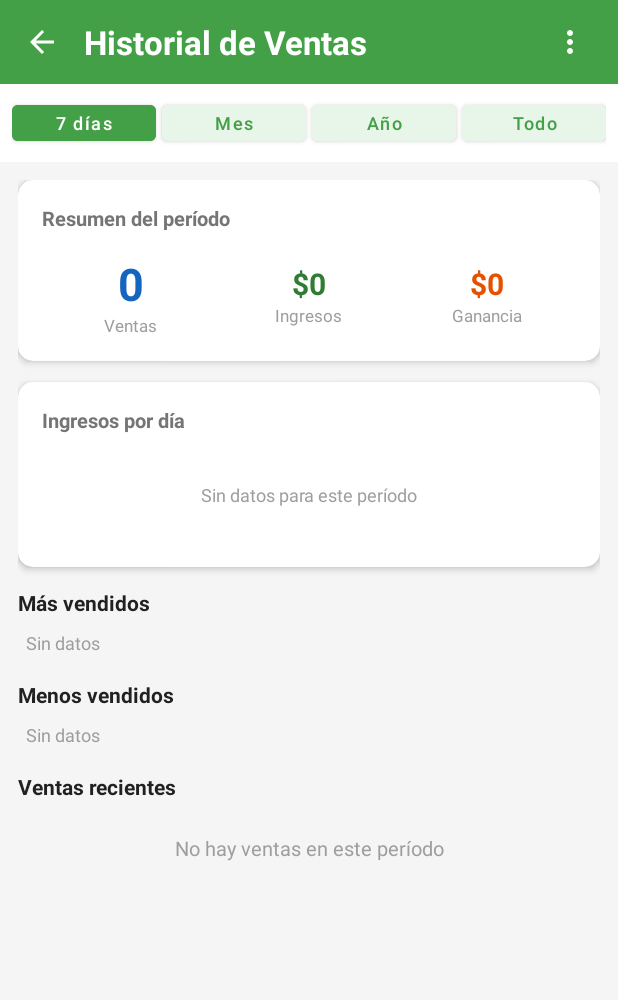
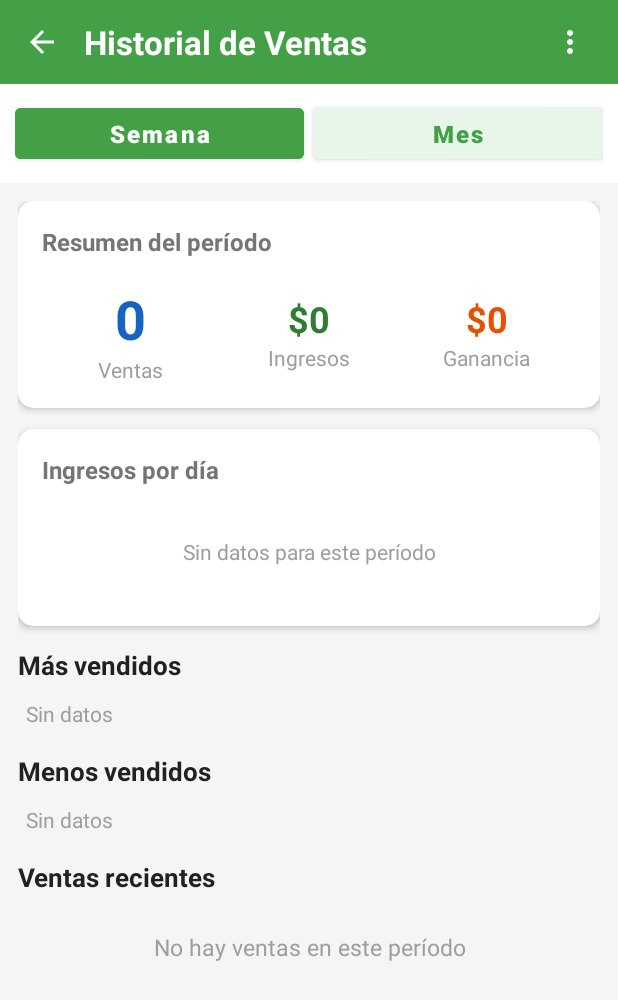
Before and after one commit to ElGeramaster/InventarioAPP, an Android app: the HistorialVentasActivity screen opened directly, with no data from a screen before it, on a phone screen of 412 x 824 dp. Shown: the top 1000 px of the screen. Run offline under Robolectric (Android 15) with nearby library versions, the phone set to English and light mode, and no system bars; our stand-ins replace Room's generated code.

Commit message:
Mejora historial de ventas y escaneo QR en vertical
- Filtros del historial: solo Semana y Mes (se quitan 7 días, Año y Todo)
- Gráfica mensual: se agrupan las ventas por semana (~5 barras) en lugar
  de 30 barras diarias amontonadas, para que se vea despejada
- Interfaz más legible: texto más grande en resumen, gráfica, secciones,
  productos destacados y lista de ventas
- Escáner de código de barras en Agregar Producto ahora se abre en
  orientación vertical mediante PortraitCaptureActivity

https://claude.ai/code/session_01DZv7EWVuiCQcV1WxXJWd19

```diff
--- a/app/src/main/AndroidManifest.xml
+++ b/app/src/main/AndroidManifest.xml
@@ -32,6 +32,12 @@
             android:name=".TiendaGUI.ContinuousScanActivity"
             android:screenOrientation="portrait" />
         <activity
+            android:name=".PortraitCaptureActivity"
+            android:screenOrientation="portrait"
+            android:stateNotNeeded="true"
+            android:theme="@style/zxing_CaptureTheme"
+            android:windowSoftInputMode="stateAlwaysHidden" />
+        <activity
             android:name=".TiendaGUI.TiendaActivity"
             android:exported="false" />
 
--- a/app/src/main/java/com/example/inventario/AgregarProductoActivity.kt
+++ b/app/src/main/java/com/example/inventario/AgregarProductoActivity.kt
@@ -143,7 +143,9 @@ class AgregarProductoActivity : BaseActivity() {
             options.setPrompt("Escanea el código de barras del producto")
             options.setCameraId(0)
             options.setBeepEnabled(true)
-            options.setOrientationLocked(true)
+            // Abrimos el escáner en vertical en lugar de horizontal.
+            options.setOrientationLocked(false)
+            options.setCaptureActivity(PortraitCaptureActivity::class.java)
             escanearCodigoLauncher.launch(options)
         }
 
--- a/app/src/main/java/com/example/inventario/HistorialVentas/BarChartView.kt
+++ b/app/src/main/java/com/example/inventario/HistorialVentas/BarChartView.kt
@@ -24,13 +24,13 @@ class BarChartView @JvmOverloads constructor(
 
     private val labelPaint = Paint(Paint.ANTI_ALIAS_FLAG).apply {
         color = Color.parseColor("#757575")
-        textSize = 28f
+        textSize = 34f
         textAlign = Paint.Align.CENTER
     }
 
     private val valuePaint = Paint(Paint.ANTI_ALIAS_FLAG).apply {
         color = Color.parseColor("#2E7D32")
-        textSize = 26f
+        textSize = 34f
         textAlign = Paint.Align.CENTER
         isFakeBoldText = true
     }
@@ -51,8 +51,8 @@ class BarChartView @JvmOverloads constructor(
 
         val paddingLeft = 16f
         val paddingRight = 16f
-        val paddingTop = 40f
-        val paddingBottom = 48f
+        val paddingTop = 50f
+        val paddingBottom = 58f
 
         val chartWidth = width - paddingLeft - paddingRight
         val chartHeight = height - paddingTop - paddingBottom
--- a/app/src/main/java/com/example/inventario/HistorialVentas/HistorialVentasActivity.kt
+++ b/app/src/main/java/com/example/inventario/HistorialVentas/HistorialVentasActivity.kt
@@ -8,14 +8,13 @@ import android.widget.LinearLayout
 import android.widget.PopupMenu
 import android.widget.TextView
 import androidx.appcompat.app.AlertDialog
-import androidx.appcompat.app.AppCompatActivity
-import androidx.recyclerview.widget.LinearLayoutManager
-import androidx.recyclerview.widget.RecyclerView
 import com.example.inventario.AppDatabase
 import com.example.inventario.BaseActivity
 import com.example.inventario.ProductoVendidoResumen
 import com.example.inventario.R
 import com.example.inventario.Venta
+import androidx.recyclerview.widget.LinearLayoutManager
+import androidx.recyclerview.widget.RecyclerView
 import java.util.*
 
 class HistorialVentasActivity : BaseActivity() {
@@ -34,16 +33,15 @@ class HistorialVentasActivity : BaseActivity() {
     private lateinit var tvSinVentas: TextView
     private lateinit var rvVentas: RecyclerView
 
-    private lateinit var btn7Dias: Button
+    private lateinit var btnSemana: Button
     private lateinit var btnMes: Button
-    private lateinit var btnAnio: Button
-    private lateinit var btnTodo: Button
 
-    private enum class Filtro { SIETE_DIAS, MES, ANIO, TODO }
-    private var filtroActual = Filtro.SIETE_DIAS
+    private enum class Filtro { SEMANA, MES }
+    private var filtroActual = Filtro.SEMANA
 
     companion object {
         private const val MENU_LIMPIAR_TODO = 1
+        private const val UN_DIA_MS = 24L * 60 * 60 * 1000
     }
 
     override fun onCreate(savedInstanceState: Bundle?) {
@@ -63,10 +61,8 @@ class HistorialVentasActivity : BaseActivity() {
         layoutMenosVendidos = findViewById(R.id.layoutMenosVendidos)
         tvSinVentas = findViewById(R.id.tvSinVentas)
         rvVentas = findViewById(R.id.rvVentas)
-        btn7Dias = findViewById(R.id.btn7Dias)
+        btnSemana = findViewById(R.id.btnSemana)
         btnMes = findViewById(R.id.btnMes)
-        btnAnio = findViewById(R.id.btnAnio)
-        btnTodo = findViewById(R.id.btnTodo)
 
         ventaAdapter = VentaAdapter(emptyList())
         rvVentas.layoutManager = LinearLayoutManager(this)
@@ -89,10 +85,8 @@ class HistorialVentasActivity : BaseActivity() {
             popup.show()
         }
 
-        btn7Dias.setOnClickListener { cambiarFiltro(Filtro.SIETE_DIAS) }
+        btnSemana.setOnClickListener { cambiarFiltro(Filtro.SEMANA) }
         btnMes.setOnClickListener { cambiarFiltro(Filtro.MES) }
-        btnAnio.setOnClickListener { cambiarFiltro(Filtro.ANIO) }
-        btnTodo.setOnClickListener { cambiarFiltro(Filtro.TODO) }
 
         cargarDatos()
     }
@@ -109,10 +103,8 @@ class HistorialVentasActivity : BaseActivity() {
         val blanco = "#FFFFFF"
 
         listOf(
-            btn7Dias to Filtro.SIETE_DIAS,
-            btnMes to Filtro.MES,
-            btnAnio to Filtro.ANIO,
-            btnTodo to Filtro.TODO
+            btnSemana to Filtro.SEMANA,
+            btnMes to Filtro.MES
         ).forEach { (btn, filtro) ->
             if (filtro == filtroActual) {
                 btn.backgroundTintList = android.content.res.ColorStateList.valueOf(
@@ -128,62 +120,29 @@ class HistorialVentasActivity : BaseActivity() {
         }
     }
 
-    private fun timestampDesde(): Long? {
+    private fun timestampDesde(): Long {
         val cal = Calendar.getInstance()
-        return when (filtroActual) {
-            Filtro.SIETE_DIAS -> {
-                cal.add(Calendar.DAY_OF_YEAR, -6)
-                cal.set(Calendar.HOUR_OF_DAY, 0)
-                cal.set(Calendar.MINUTE, 0)
-                cal.set(Calendar.SECOND, 0)
-                cal.timeInMillis
-            }
-            Filtro.MES -> {
-                cal.add(Calendar.DAY_OF_YEAR, -29)
-                cal.set(Calendar.HOUR_OF_DAY, 0)
-                cal.set(Calendar.MINUTE, 0)
-                cal.set(Calendar.SECOND, 0)
-                cal.timeInMillis
-            }
-            Filtro.ANIO -> {
-                cal.add(Calendar.DAY_OF_YEAR, -364)
-                cal.set(Calendar.HOUR_OF_DAY, 0)
-                cal.set(Calendar.MINUTE, 0)
-                cal.set(Calendar.SECOND, 0)
-                cal.timeInMillis
-            }
-            Filtro.TODO -> null
+        when (filtroActual) {
+            Filtro.SEMANA -> cal.add(Calendar.DAY_OF_YEAR, -6)
+            Filtro.MES -> cal.add(Calendar.DAY_OF_YEAR, -29)
         }
+        cal.set(Calendar.HOUR_OF_DAY, 0)
+        cal.set(Calendar.MINUTE, 0)
+        cal.set(Calendar.SECOND, 0)
+        cal.set(Calendar.MILLISECOND, 0)
+        return cal.timeInMillis
     }
 
     private fun cargarDatos() {
         val desde = timestampDesde()
 
-        val conteo: Int
-        val totalIngresos: Double
-        val totalGanancia: Double
-        val ventas: List<Venta>
-        val masVendidos: List<ProductoVendidoResumen>
-        val menosVendidos: List<ProductoVendidoResumen>
-        val ventasGrafica: List<Venta>
-
-        if (desde != null) {
-            conteo = db.ventaDao().obtenerConteoVentas(desde)
-            totalIngresos = db.ventaDao().obtenerTotalIngresos(desde)
-            totalGanancia = db.ventaDao().obtenerTotalGanancia(desde)
-            ventas = db.ventaDao().obtenerVentasDesde(desde)
-            masVendidos = db.ventaDao().obtenerMasVendidos(desde, 3)
-            menosVendidos = db.ventaDao().obtenerMenosVendidos(desde, 3)
-            ventasGrafica = db.ventaDao().obtenerVentasParaGrafica(desde)
-        } else {
-            conteo = db.ventaDao().obtenerConteoVentasGlobal()
-            totalIngresos = db.ventaDao().obtenerTotalIngresosGlobal()
-            totalGanancia = db.ventaDao().obtenerTotalGananciaGlobal()
-            ventas = db.ventaDao().obtenerTodas()
-            masVendidos = db.ventaDao().obtenerMasVendidosGlobal(3)
-            menosVendidos = db.ventaDao().obtenerMenosVendidosGlobal(3)
-            ventasGrafica = db.ventaDao().obtenerTodasParaGrafica()
-        }
+        val conteo = db.ventaDao().obtenerConteoVentas(desde)
+        val totalIngresos = db.ventaDao().obtenerTotalIngresos(desde)
+        val totalGanancia = db.ventaDao().obtenerTotalGanancia(desde)
+        val ventas = db.ventaDao().obtenerVentasDesde(desde)
+        val masVendidos = db.ventaDao().obtenerMasVendidos(desde, 3)
+        val menosVendidos = db.ventaDao().obtenerMenosVendidos(desde, 3)
+        val ventasGrafica = db.ventaDao().obtenerVentasParaGrafica(desde)
 
         tvConteoVentas.text = conteo.toString()
         tvTotalIngresos.text = "$${"%.0f".format(totalIngresos)}"
@@ -205,79 +164,80 @@ class HistorialVentasActivity : BaseActivity() {
         tvSinDatosGrafica.visibility = View.GONE
 
         val entries: List<BarChartView.BarEntry> = when (filtroActual) {
-            Filtro.SIETE_DIAS -> generarEntradaDiarias(ventas, 7)
-            Filtro.MES -> generarEntradaDiarias(ventas, 30)
-            Filtro.ANIO -> generarEntradasMensuales(ventas, 12)
-            Filtro.TODO -> generarEntradasMensuales(ventas, null)
+            Filtro.SEMANA -> generarEntradasDiarias(ventas, 7)
+            Filtro.MES -> generarEntradasSemanales(ventas, 5)
         }
 
         val titulo = when (filtroActual) {
-            Filtro.SIETE_DIAS -> "Ingresos por día (últimos 7 días)"
-            Filtro.MES -> "Ingresos por día (último mes)"
-            Filtro.ANIO -> "Ingresos por mes (último año)"
-            Filtro.TODO -> "Ingresos por mes (histórico)"
+            Filtro.SEMANA -> "Ingresos por día (última semana)"
+            Filtro.MES -> "Ingresos por semana (último mes)"
         }
         tvTituloGrafica.text = titulo
         barChart.setData(entries)
     }
 
-    private fun generarEntradaDiarias(ventas: List<Venta>, dias: Int): List<BarChartView.BarEntry> {
-        val cal = Calendar.getInstance()
-        val dias_entries = mutableListOf<BarChartView.BarEntry>()
+    private fun generarEntradasDiarias(ventas: List<Venta>, dias: Int): List<BarChartView.BarEntry> {
+        val entradas = mutableListOf<BarChartView.BarEntry>()
         val fmtDia = java.text.SimpleDateFormat("dd/MM", Locale("es", "MX"))
         val fmtClave = java.text.SimpleDateFormat("yyyyMMdd", Locale.getDefault())
 
-        val groupByDay = ventas.groupBy { venta ->
+        val ventasPorDia = ventas.groupBy { venta ->
             val c = Calendar.getInstance()
             c.timeInMillis = venta.timestamp
             fmtClave.format(c.time)
         }
 
-        val limite = if (dias > 30) 30 else dias
-        for (i in (limite - 1) downTo 0) {
+        for (i in (dias - 1) downTo 0) {
             val dayCal = Calendar.getInstance()
             dayCal.add(Calendar.DAY_OF_YEAR, -i)
             val clave = fmtClave.format(dayCal.time)
             val label = fmtDia.format(dayCal.time)
-            val total = groupByDay[clave]?.sumOf { it.total }?.toFloat() ?: 0f
-            dias_entries.add(BarChartView.BarEntry(label, total))
+            val total = ventasPorDia[clave]?.sumOf { it.total }?.toFloat() ?: 0f
+            entradas.add(BarChartView.BarEntry(label, total))
         }
-        return dias_entries
+        return entradas
     }
 
-    private fun generarEntradasMensuales(ventas: List<Venta>, meses: Int?): List<BarChartView.BarEntry> {
-        val fmtMes = java.text.SimpleDateFormat("MMM", Locale("es", "MX"))
-        val fmtClave = java.text.SimpleDateFormat("yyyyMM", Locale.getDefault())
+    /**
+     * Agrupa las ventas del mes en bloques de 7 días (semanas) terminando hoy.
+     * Así la gráfica mensual muestra pocas barras bien separadas en lugar de
+     * 30 columnas amontonadas. Cada barra se etiqueta con la fecha de inicio
+     * de esa semana.
+     */
+    private fun generarEntradasSemanales(ventas: List<Venta>, semanas: Int): List<BarChartView.BarEntry> {
+        val fmtLabel = java.text.SimpleDateFormat("d/M", Locale("es", "MX"))
 
-        val groupByMonth = ventas.groupBy { venta ->
+        val hoy = Calendar.getInstance()
+        hoy.set(Calendar.HOUR_OF_DAY, 0)
+        hoy.set(Calendar.MINUTE, 0)
+        hoy.set(Calendar.SECOND, 0)
+        hoy.set(Calendar.MILLISECOND, 0)
+        val hoyMedianoche = hoy.timeInMillis
+
+        val totales = DoubleArray(semanas)
+        for (venta in ventas) {
             val c = Calendar.getInstance()
             c.timeInMillis = venta.timestamp
-            fmtClave.format(c.time)
+            c.set(Calendar.HOUR_OF_DAY, 0)
+            c.set(Calendar.MINUTE, 0)
+            c.set(Calendar.SECOND, 0)
+            c.set(Calendar.MILLISECOND, 0)
+            val diasAtras = ((hoyMedianoche - c.timeInMillis) / UN_DIA_MS).toInt()
+            if (diasAtras < 0) continue
+            val indice = diasAtras / 7
+            if (indice in 0 until semanas) {
+                totales[indice] += venta.total
+            }
         }
 
-        val entries = mutableListOf<BarChartView.BarEntry>()
-        if (meses != null) {
-            for (i in (meses - 1) downTo 0) {
-                val c = Calendar.getInstance()
-                c.add(Calendar.MONTH, -i)
-                val clave = fmtClave.format(c.time)
-                val label = fmtMes.format(c.time).replaceFirstChar { it.uppercase() }
-                val total = groupByMonth[clave]?.sumOf { it.total }?.toFloat() ?: 0f
-                entries.add(BarChartView.BarEntry(label, total))
-            }
-        } else {
-            val claves = groupByMonth.keys.sorted()
-            claves.forEach { clave ->
-                val year = clave.substring(0, 4).toInt()
-                val month = clave.substring(4, 6).toInt() - 1
-                val c = Calendar.getInstance()
-                c.set(year, month, 1)
-                val label = fmtMes.format(c.time).replaceFirstChar { it.uppercase() }
-                val total = groupByMonth[clave]?.sumOf { it.total }?.toFloat() ?: 0f
-                entries.add(BarChartView.BarEntry(label, total))
-            }
+        val entradas = mutableListOf<BarChartView.BarEntry>()
+        for (i in (semanas - 1) downTo 0) {
+            val inicio = Calendar.getInstance()
+            inicio.add(Calendar.DAY_OF_YEAR, -(i * 7 + 6))
+            val label = fmtLabel.format(inicio.time)
+            entradas.add(BarChartView.BarEntry(label, totales[i].toFloat()))
         }
-        return entries
+        return entradas
     }
 
     private fun actualizarProductosDestacados(
@@ -293,8 +253,8 @@ class HistorialVentasActivity : BaseActivity() {
             val text2 = row.findViewById<TextView>(android.R.id.text2)
             text1.text = "$rank. ${item.productoNombre}"
             text2.text = "${item.totalCantidad} unidades vendidas"
-            text1.textSize = 13f
-            text2.textSize = 11f
+            text1.textSize = 16f
+            text2.textSize = 14f
             layout.addView(row)
         }
 
@@ -302,7 +262,7 @@ class HistorialVentasActivity : BaseActivity() {
             val tv = TextView(this)
             tv.text = "Sin datos"
             tv.setTextColor(android.graphics.Color.parseColor("#9E9E9E"))
-            tv.textSize = 12f
+            tv.textSize = 14f
             tv.setPadding(8, 4, 8, 4)
             layoutMasVendidos.addView(tv)
         } else {
@@ -313,7 +273,7 @@ class HistorialVentasActivity : BaseActivity() {
             val tv = TextView(this)
             tv.text = "Sin datos"
             tv.setTextColor(android.graphics.Color.parseColor("#9E9E9E"))
-            tv.textSize = 12f
+            tv.textSize = 14f
             tv.setPadding(8, 4, 8, 4)
             layoutMenosVendidos.addView(tv)
         } else {
--- a/app/src/main/res/layout/activity_historial_ventas.xml
+++ b/app/src/main/res/layout/activity_historial_ventas.xml
@@ -54,20 +54,21 @@
         android:layout_height="wrap_content"
         android:orientation="horizontal"
         android:background="#FFFFFF"
-        android:padding="8dp"
+        android:padding="10dp"
         app:layout_constraintTop_toBottomOf="@id/layoutTopBarHistorial"
         app:layout_constraintStart_toStartOf="parent"
         app:layout_constraintEnd_toEndOf="parent">
 
         <Button
-            android:id="@+id/btn7Dias"
+            android:id="@+id/btnSemana"
             android:layout_width="0dp"
-            android:layout_height="36dp"
+            android:layout_height="46dp"
             android:layout_weight="1"
-            android:layout_marginEnd="4dp"
-            android:text="7 días"
+            android:layout_marginEnd="6dp"
+            android:text="Semana"
             android:textAllCaps="false"
-            android:textSize="12sp"
+            android:textSize="16sp"
+            android:textStyle="bold"
             android:textColor="#FFFFFF"
             android:backgroundTint="#43A047"
             android:padding="0dp"/>
@@ -75,37 +76,12 @@
         <Button
             android:id="@+id/btnMes"
             android:layout_width="0dp"
-            android:layout_height="36dp"
+            android:layout_height="46dp"
             android:layout_weight="1"
-            android:layout_marginEnd="4dp"
             android:text="Mes"
             android:textAllCaps="false"
-            android:textSize="12sp"
-            android:textColor="#43A047"
-            android:backgroundTint="#E8F5E9"
-            android:padding="0dp"/>
-
-        <Button
-            android:id="@+id/btnAnio"
-            android:layout_width="0dp"
-            android:layout_height="36dp"
-            android:layout_weight="1"
-            android:layout_marginEnd="4dp"
-            android:text="Año"
-            android:textAllCaps="false"
-            android:textSize="12sp"
-            android:textColor="#43A047"
-            android:backgroundTint="#E8F5E9"
-            android:padding="0dp"/>
-
-        <Button
-            android:id="@+id/btnTodo"
-            android:layout_width="0dp"
-            android:layout_height="36dp"
-            android:layout_weight="1"
-            android:text="Todo"
-            android:textAllCaps="false"
-            android:textSize="12sp"
+            android:textSize="16sp"
+            android:textStyle="bold"
             android:textColor="#43A047"
             android:backgroundTint="#E8F5E9"
             android:padding="0dp"/>
@@ -146,10 +122,10 @@
                         android:layout_width="match_parent"
                         android:layout_height="wrap_content"
                         android:text="Resumen del período"
-                        android:textSize="13sp"
+                        android:textSize="16sp"
                         android:textStyle="bold"
                         android:textColor="#757575"
-                        android:layout_marginBottom="14dp"/>
+                        android:layout_marginBottom="16dp"/>
 
                     <LinearLayout
                         android:layout_width="match_parent"
@@ -168,7 +144,7 @@
                                 android:layout_width="wrap_content"
                                 android:layout_height="wrap_content"
                                 android:text="0"
-                                android:textSize="30sp"
+                                android:textSize="36sp"
                                 android:textStyle="bold"
                                 android:textColor="#1565C0"/>
 
@@ -176,7 +152,7 @@
                                 android:layout_width="wrap_content"
                                 android:layout_height="wrap_content"
                                 android:text="Ventas"
-                                android:textSize="11sp"
+                                android:textSize="14sp"
                                 android:textColor="#9E9E9E"/>
 
                         </LinearLayout>
@@ -194,7 +170,7 @@
                                 android:layout_height="wrap_content"
                                 android:text="$0"
                                 android:textColor="#2E7D32"
-                                android:textSize="20sp"
+                                android:textSize="24sp"
                                 android:textStyle="bold" />
 
                             <TextView
@@ -202,7 +178,7 @@
                                 android:layout_height="wrap_content"
                                 android:text="Ingresos"
                                 android:textColor="#9E9E9E"
-                                android:textSize="11sp" />
+                                android:textSize="14sp" />
 
                         </LinearLayout>
 
@@ -219,7 +195,7 @@
                                 android:layout_height="wrap_content"
                                 android:text="$0"
                                 android:textColor="#E65100"
-                                android:textSize="20sp"
+                                android:textSize="24sp"
                                 android:textStyle="bold" />
 
                             <TextView
@@ -227,7 +203,7 @@
                                 android:layout_height="wrap_content"
                                 android:text="Ganancia"
                                 android:textColor="#9E9E9E"
-                                android:textSize="11sp" />
+                                android:textSize="14sp" />
 
                         </LinearLayout>
 
@@ -256,16 +232,16 @@
                         android:id="@+id/tvTituloGrafica"
                         android:layout_width="match_parent"
                         android:layout_height="wrap_content"
-                        android:layout_marginBottom="8dp"
+                        android:layout_marginBottom="10dp"
                         android:text="Ingresos por día"
                         android:textColor="#757575"
-                        android:textSize="13sp"
+                        android:textSize="16sp"
                         android:textStyle="bold" />
 
                     <com.example.inventario.HistorialVentas.BarChartView
                         android:id="@+id/barChartVentas"
                         android:layout_width="match_parent"
-                        android:layout_height="180dp" />
+                        android:layout_height="210dp" />
 
                     <TextView
                         android:id="@+id/tvSinDatosGrafica"
@@ -275,7 +251,7 @@
                         android:padding="24dp"
                         android:text="Sin datos para este período"
                         android:textColor="#9E9E9E"
-                        android:textSize="12sp"
+                        android:textSize="14sp"
                         android:visibility="gone" />
 
                 </LinearLayout>
@@ -287,10 +263,10 @@
                 android:layout_width="match_parent"
                 android:layout_height="wrap_content"
                 android:text="Más vendidos"
-                android:textSize="14sp"
+                android:textSize="17sp"
                 android:textStyle="bold"
                 android:textColor="#212121"
-                android:layout_marginBottom="6dp"/>
+                android:layout_marginBottom="8dp"/>
 
             <LinearLayout
                 android:id="@+id/layoutMasVendidos"
@@ -304,10 +280,10 @@
                 android:layout_width="match_parent"
                 android:layout_height="wrap_content"
                 android:text="Menos vendidos"
-                android:textSize="14sp"
+                android:textSize="17sp"
                 android:textStyle="bold"
                 android:textColor="#212121"
-                android:layout_marginBottom="6dp"/>
+                android:layout_marginBottom="8dp"/>
 
             <LinearLayout
                 android:id="@+id/layoutMenosVendidos"
@@ -321,17 +297,17 @@
                 android:layout_width="match_parent"
                 android:layout_height="wrap_content"
                 android:text="Ventas recientes"
-                android:textSize="14sp"
+                android:textSize="17sp"
                 android:textStyle="bold"
                 android:textColor="#212121"
-                android:layout_marginBottom="6dp"/>
+                android:layout_marginBottom="8dp"/>
 
             <TextView
                 android:id="@+id/tvSinVentas"
                 android:layout_width="match_parent"
                 android:layout_height="wrap_content"
                 android:text="No hay ventas en este período"
-                android:textSize="13sp"
+                android:textSize="15sp"
                 android:textColor="#9E9E9E"
                 android:gravity="center"
                 android:padding="16dp"
```
Also changed, not shown: app/src/main/java/com/example/inventario/PortraitCaptureActivity.kt (added, +13 -0 lines), app/src/main/res/layout/item_venta.xml (+6 -6 lines).
